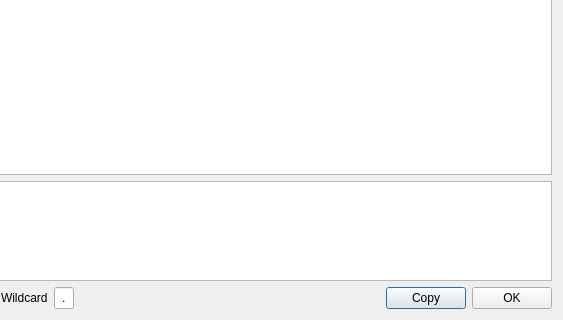
Above: dialogmultidisasmsignature.ui from horsicq/XDisasmView before the change; both pictures show x 146 to 709 and y 130 to 450 of the 709 by 450 pixel window. Below: the same form after it.
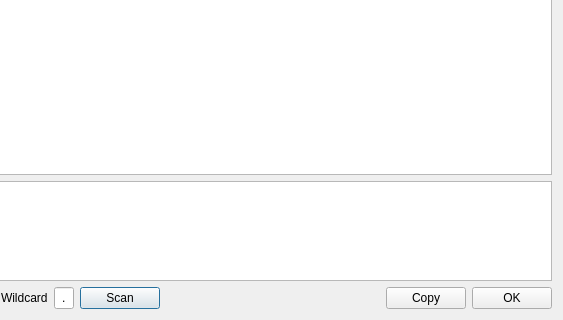
That is the form after the change.

What changed in the file:
```diff
--- a/dialogmultidisasmsignature.ui
+++ b/dialogmultidisasmsignature.ui
@@ -150,6 +150,13 @@
        </property>
       </widget>
      </item>
+     <item>
+      <widget class="QPushButton" name="pushButtonScan">
+       <property name="text">
+        <string>Scan</string>
+       </property>
+      </widget>
+     </item>
      <item>
       <spacer name="horizontalSpacer_2">
        <property name="orientation">
```
Left out of the diff: 2 changed lines with no effect on the pictures.
